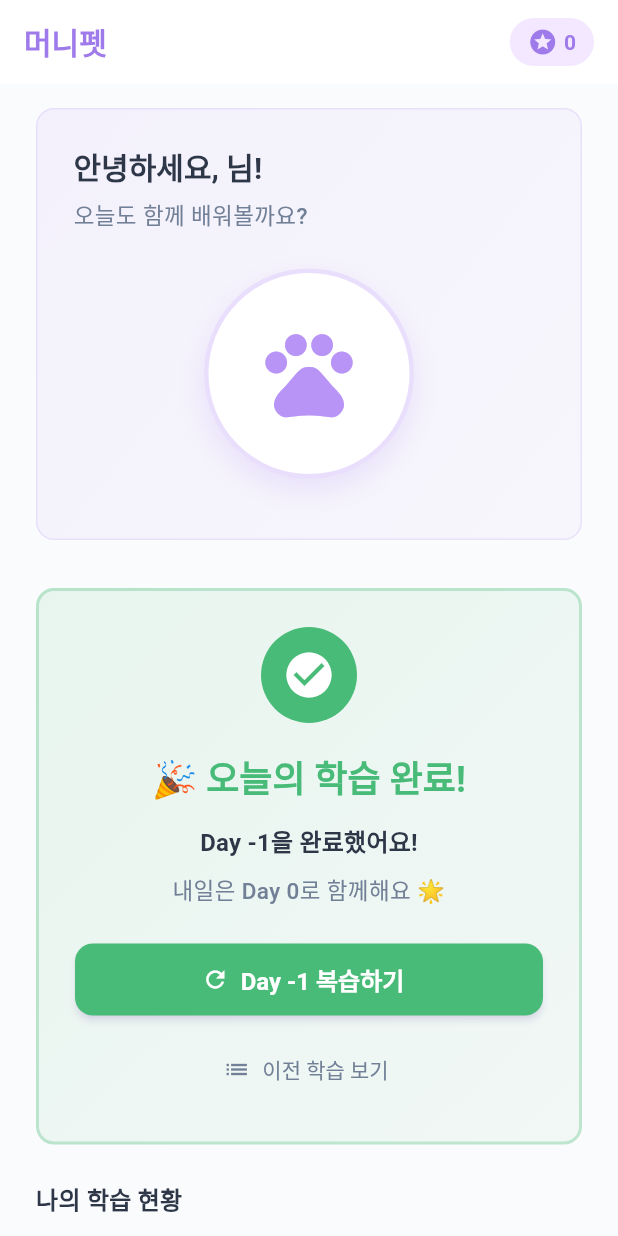
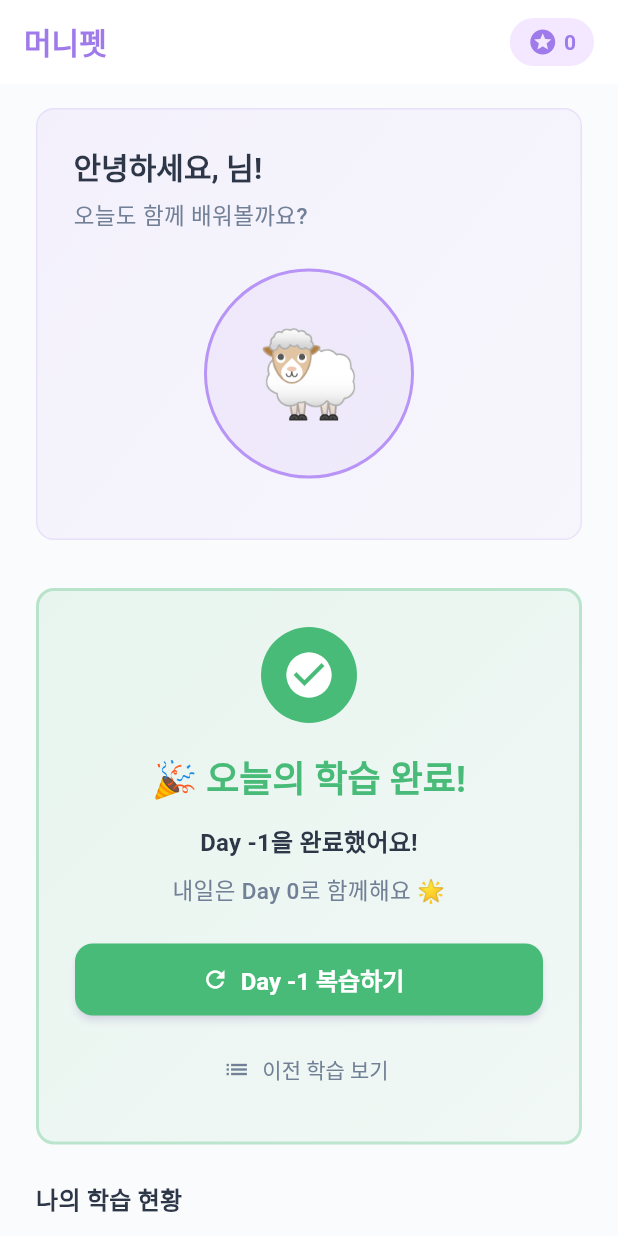
Before and after one commit to tei-young/your_money_pet, a Flutter app: the HomeScreen screen opened directly, on a phone screen of 412 x 824 dp. Run offline on Flutter 3.47's test engine with Material 3 defaults, Android fonts, the phone set to English and light mode, and no system bars; our stand-ins replace firebase_auth, firebase_core, google_sign_in, share_plus; accounts and stored records are empty.

Commit message:
Add random home state selection for character animation
- Randomly select one of 5 home states on screen entry
- Replace static icon with AnimatedCharacter widget in home screen
- Add support for future user-state-based animation logic

```diff
--- a/lib/screens/home/home_screen.dart
+++ b/lib/screens/home/home_screen.dart
@@ -1,9 +1,12 @@
+import 'dart:math';
 import 'package:flutter/material.dart';
 import 'package:provider/provider.dart';
 import '../../utils/constants.dart';
 import '../../providers/user_provider.dart';
 import '../../providers/learning_provider.dart';
 import '../../utils/share_helper.dart';
+import '../../widgets/animated_character.dart';
+import '../../models/character_animation_config.dart';
 import '../learning/learning_screen.dart';
 import '../learning/learning_tab_screen.dart';
 
@@ -17,10 +20,28 @@ class HomeScreen extends StatefulWidget {
 }
 
 class _HomeScreenState extends State<HomeScreen> {
+  late CharacterAnimationState _currentHomeState;
+
   @override
   void initState() {
     super.initState();
+    _currentHomeState = _selectRandomHomeState();
     _initializeData();
+  }
+
+  /// 홈 화면 진입 시 랜덤하게 home state 선택
+  ///
+  /// 현재: 5개 home state 중 랜덤
+  /// 추후: 유저 상태에 따라 분기 (예: 학습 완료 시 homeStudying, 연속 7일 시 homeExcited 등)
+  CharacterAnimationState _selectRandomHomeState() {
+    final homeStates = [
+      CharacterAnimationState.homeIdle,
+      CharacterAnimationState.homeStudying,
+      CharacterAnimationState.homeExcited,
+      CharacterAnimationState.homeSleepy,
+      CharacterAnimationState.homeCelebration,
+    ];
+    return homeStates[Random().nextInt(homeStates.length)];
   }
 
   Future<void> _initializeData() async {
@@ -276,30 +297,11 @@ class _HomeScreenState extends State<HomeScreen> {
 
           const SizedBox(height: 24),
 
-          // 캐릭터
-          Container(
-            width: 140,
-            height: 140,
-            decoration: BoxDecoration(
-              color: Colors.white,
-              borderRadius: BorderRadius.circular(70),
-              border: Border.all(
-                color: personalityType.color.withOpacity(0.3),
-                width: 3,
-              ),
-              boxShadow: [
-                BoxShadow(
-                  color: personalityType.color.withOpacity(0.2),
-                  blurRadius: 15,
-                  offset: const Offset(0, 8),
-                ),
-              ],
-            ),
-            child: Icon(
-              Icons.pets,
-              size: 70,
-              color: personalityType.color,
-            ),
+          // 캐릭터 애니메이션
+          AnimatedCharacter(
+            characterType: personalityType,
+            state: _currentHomeState,
+            size: 140,
           ),
 
           const SizedBox(height: 16),
```
